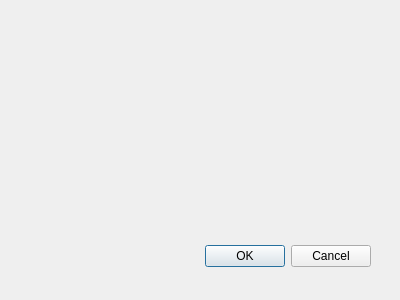
sandynagara/Palapa, file StylePalapa_dialog_base.ui: the form before one commit.
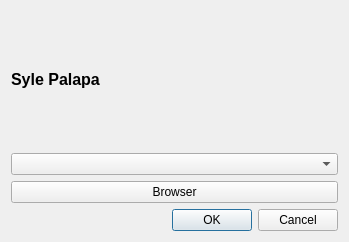
The form after the commit. Custom widgets are drawn as their Qt base class.

Commit message: prototype ui palapa

The edit to the form file:
```diff
--- a/StylePalapa_dialog_base.ui
+++ b/StylePalapa_dialog_base.ui
@@ -1,34 +1,65 @@
 <ui version="4.0" >
  <class>StylePalapaDialogBase</class>
- <widget class="QDialog" name="StylePalapaDialogBase" >
-  <property name="geometry" >
+ <widget class="QDialog" name="StylePalapaDialogBase">
+  <property name="geometry">
    <rect>
     <x>0</x>
     <y>0</y>
-    <width>400</width>
-    <height>300</height>
+    <width>349</width>
+    <height>242</height>
    </rect>
   </property>
   <property name="windowTitle" >
    <string>StylePalapa</string>
   </property>
-  <widget class="QDialogButtonBox" name="button_box" >
-   <property name="geometry" >
-    <rect>
-     <x>30</x>
-     <y>240</y>
-     <width>341</width>
-     <height>32</height>
-    </rect>
-   </property>
-   <property name="orientation" >
-    <enum>Qt::Horizontal</enum>
-   </property>
-   <property name="standardButtons" >
-    <set>QDialogButtonBox::Cancel|QDialogButtonBox::Ok</set>
-   </property>
-  </widget>
+  <layout class="QVBoxLayout" name="verticalLayout_2">
+   <item>
+    <layout class="QVBoxLayout" name="verticalLayout">
+     <item>
+      <widget class="QLabel" name="label">
+       <property name="font">
+        <font>
+         <pointsize>12</pointsize>
+         <weight>75</weight>
+         <bold>true</bold>
+        </font>
+       </property>
+       <property name="text">
+        <string>Syle Palapa</string>
+       </property>
+      </widget>
+     </item>
+     <item>
+      <widget class="QgsMapLayerComboBox" name="select_layer"/>
+     </item>
+     <item>
+      <widget class="QPushButton" name="browser">
+       <property name="text">
+        <string>Browser</string>
+       </property>
+      </widget>
+     </item>
+     <item>
+      <widget class="QDialogButtonBox" name="button_box">
+       <property name="orientation">
+        <enum>Qt::Horizontal</enum>
+       </property>
+       <property name="standardButtons">
+        <set>QDialogButtonBox::Cancel|QDialogButtonBox::Ok</set>
+       </property>
+      </widget>
+     </item>
+    </layout>
+   </item>
+  </layout>
  </widget>
+ <customwidgets>
+  <customwidget>
+   <class>QgsMapLayerComboBox</class>
+   <extends>QComboBox</extends>
+   <header>qgsmaplayercombobox.h</header>
+  </customwidget>
+ </customwidgets>
  <resources/>
  <connections>
   <connection>
```
Left out of the diff: 29 changed lines with no effect on the pictures.
